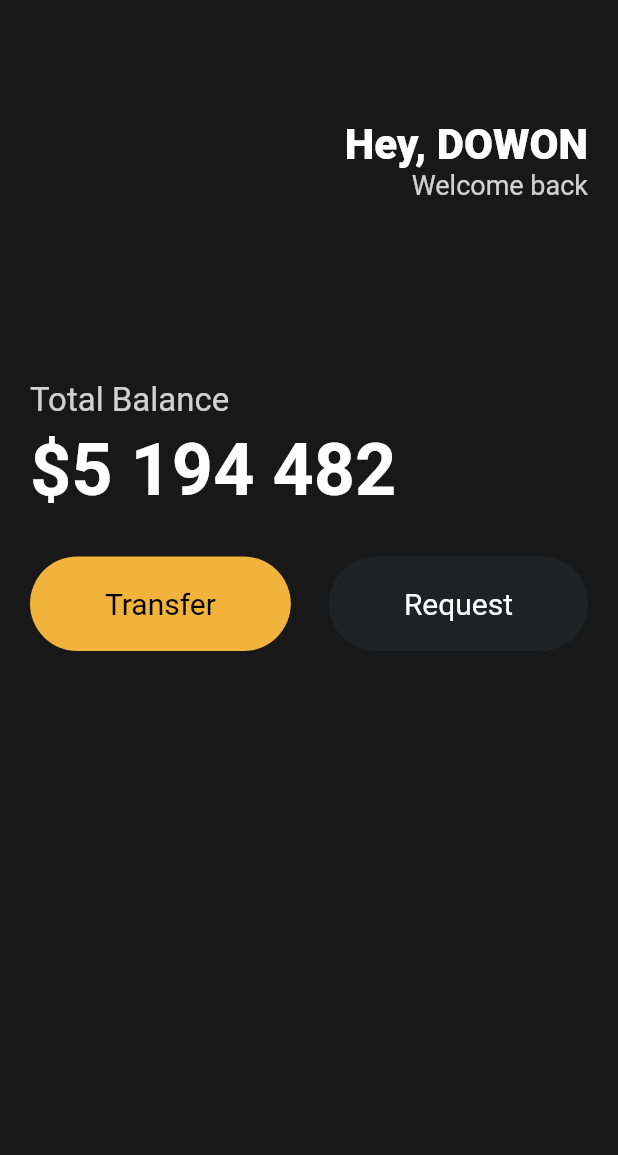
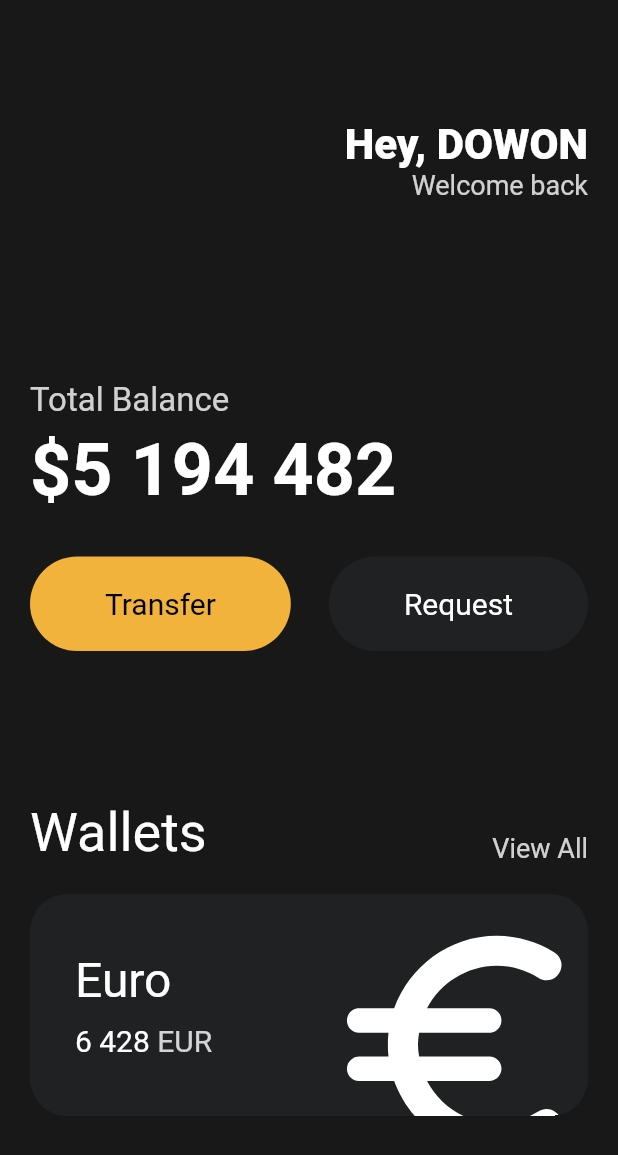
Before and after one commit to 2dowon/NomadCoders_Flutter, a Flutter app: the screen it shows after launch, on a phone screen of 412 x 824 dp. Shown: the top 1155 px of the screen. Run offline on Flutter 3.47's test engine with Material 2 defaults, Android fonts, the phone set to English and light mode, and no system bars.

Commit message:
feat: Cards & Icons and Transforms

```diff
--- a/lib/main.dart
+++ b/lib/main.dart
@@ -86,6 +86,94 @@ class App extends StatelessWidget {
                     textColor: Colors.white,
                   ),
                 ],
+              ),
+              const SizedBox(
+                height: 100,
+              ),
+              Row(
+                crossAxisAlignment: CrossAxisAlignment.end,
+                mainAxisAlignment: MainAxisAlignment.spaceBetween,
+                children: [
+                  const Text(
+                    "Wallets",
+                    style: TextStyle(
+                      fontSize: 36,
+                      color: Colors.white,
+                    ),
+                  ),
+                  Text(
+                    "View All",
+                    style: TextStyle(
+                      fontSize: 18,
+                      color: Colors.white.withOpacity(0.8),
+                    ),
+                  ),
+                ],
+              ),
+              const SizedBox(
+                height: 20,
+              ),
+              Container(
+                clipBehavior: Clip.hardEdge,
+                decoration: BoxDecoration(
+                  color: const Color(0xFF1F2123),
+                  borderRadius: BorderRadius.circular(25),
+                ),
+                child: Padding(
+                  padding: const EdgeInsets.all(30),
+                  child: Row(
+                    mainAxisAlignment: MainAxisAlignment.spaceBetween,
+                    children: [
+                      Column(
+                        crossAxisAlignment: CrossAxisAlignment.start,
+                        children: [
+                          const Text(
+                            "Euro",
+                            style: TextStyle(
+                              color: Colors.white,
+                              fontSize: 32,
+                            ),
+                          ),
+                          const SizedBox(
+                            height: 10,
+                          ),
+                          Row(
+                            children: [
+                              const Text(
+                                "6 428",
+                                style: TextStyle(
+                                  color: Colors.white,
+                                  fontSize: 20,
+                                ),
+                              ),
+                              const SizedBox(
+                                width: 5,
+                              ),
+                              Text(
+                                "EUR",
+                                style: TextStyle(
+                                  color: Colors.white.withOpacity(0.8),
+                                  fontSize: 20,
+                                ),
+                              ),
+                            ],
+                          )
+                        ],
+                      ),
+                      Transform.scale(
+                        scale: 2.2,
+                        child: Transform.translate(
+                          offset: const Offset(-5, 12),
+                          child: const Icon(
+                            Icons.euro_rounded,
+                            color: Colors.white,
+                            size: 88,
+                          ),
+                        ),
+                      )
+                    ],
+                  ),
+                ),
               )
             ],
           ),
```
